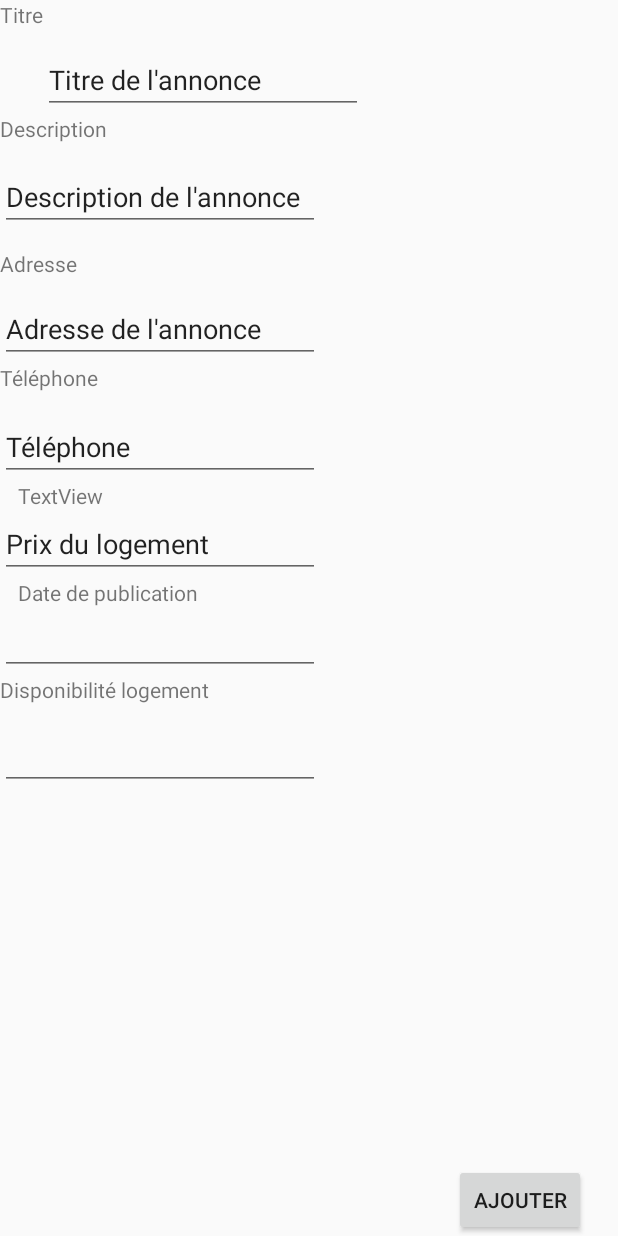
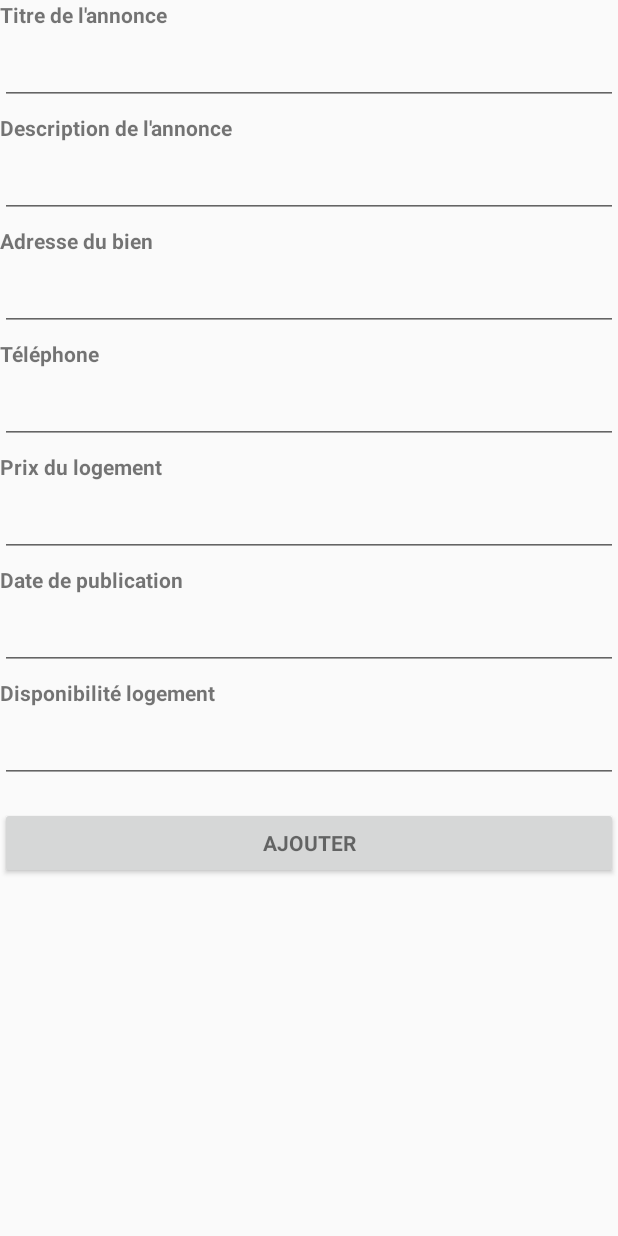
Before and after one commit to pitou35/HouseHunter, an Android app: the fragment CreateAnnoncePropFragment placed in its activity, on a phone screen of 412 x 824 dp. Run offline under Robolectric (Android 15) with nearby library versions, the phone set to English and light mode, and no system bars; our stand-ins replace Firebase (no records; nobody signed in at launch, a user with empty details on screens opened directly); libraries missing offline, so code that uses them is left out: com.firebase.geofire; 2 statements that could not run were skipped.

Commit message:
style du fragment create annonce

```diff
--- a/app/src/main/res/layout/fragment_create_annonce_prop.xml
+++ b/app/src/main/res/layout/fragment_create_annonce_prop.xml
@@ -1,106 +1,110 @@
-<RelativeLayout xmlns:android="http://schemas.android.com/apk/res/android"
+<?xml version="1.0" encoding="utf-8"?>
+    <ScrollView
+        xmlns:android="http://schemas.android.com/apk/res/android"
         xmlns:tools="http://schemas.android.com/tools"
-    android:layout_width="match_parent"
-    android:layout_height="match_parent"
+        android:id="@+id/ScrollView01"
+        android:layout_width="fill_parent"
+        android:layout_height="fill_parent"
+        android:scrollbars="vertical"
     tools:context="com.example.pitou.househunter.CreateAnnoncePropFragment">
+        <LinearLayout
+            android:layout_width="fill_parent"
+            android:orientation="vertical"
+            android:layout_height="fill_parent">
+            <!--Put form controls here-->
+            <TextView
+                android:text="Titre de l'annonce"
+                android:layout_width="wrap_content"
+                android:layout_height="wrap_content"
+                android:id="@+id/Ttitre"
+                android:textStyle="bold"/>
 
-    <!-- TODO: Update blank fragment layout -->
-
+            <EditText
+                android:id="@+id/ETitreAnnonce"
+                android:layout_width="fill_parent"
+                android:layout_height="wrap_content"
+                android:inputType="textPersonName"
+                android:layout_below="@+id/Ttitre"
+                android:layout_toEndOf="@+id/Ttitre"
+                android:layout_marginTop="5dp" />
 
             <TextView
-        android:text="Titre"
-        android:layout_width="wrap_content"
-        android:layout_height="wrap_content"
-        android:id="@+id/Ttitre" />
-
-    <EditText
-        android:layout_width="wrap_content"
-        android:layout_height="wrap_content"
-        android:inputType="textPersonName"
-        android:text="Titre de l'annonce"
-        android:ems="10"
-        android:id="@+id/ETitreAnnonce"
-        android:layout_below="@+id/Ttitre"
-        android:layout_toEndOf="@+id/Ttitre"
-        android:layout_marginTop="11dp" />
-
-    <TextView
-        android:text="Description"
+                android:text="Description de l'annonce"
                 android:layout_width="wrap_content"
                 android:layout_height="wrap_content"
                 android:id="@+id/Tdescription"
                 android:layout_alignParentStart="true"
-        android:layout_below="@+id/ETitreAnnonce" />
+                android:layout_marginTop="5dp"
+                android:layout_below="@+id/ETitreAnnonce"
+                android:textStyle="bold"/>
 
             <EditText
-        android:layout_width="wrap_content"
+                android:layout_width="fill_parent"
                 android:layout_height="wrap_content"
                 android:inputType="textPersonName"
-        android:text="Description de l'annonce"
-        android:ems="10"
                 android:id="@+id/EDescriAnnonce"
                 android:layout_below="@+id/Tdescription"
                 android:layout_alignStart="@+id/Tdescription"
-        android:layout_marginTop="13dp" />
+                android:layout_marginTop="5dp"
+                 />
+
             <TextView
-        android:text="Adresse"
+                android:text="Adresse du bien"
                 android:layout_width="wrap_content"
                 android:layout_height="wrap_content"
                 android:id="@+id/Tadresse"
-        android:layout_marginTop="12dp"
+                android:layout_marginTop="5dp"
                 android:layout_below="@+id/EDescriAnnonce"
-        android:layout_alignParentStart="true" />
+                android:layout_alignParentStart="true"
+                android:textStyle="bold"/>
 
             <EditText
-        android:layout_width="wrap_content"
+                android:layout_width="fill_parent"
                 android:layout_height="wrap_content"
                 android:inputType="textPersonName"
-        android:text="Adresse de l'annonce"
-        android:ems="10"
                 android:id="@+id/EAdressAnnonce"
-        android:layout_marginTop="11dp"
+                android:layout_marginTop="5dp"
                 android:layout_below="@+id/Tadresse"
                 />
 
 
             <TextView
-        android:text="Téléphone "
+                android:text="Téléphone"
                 android:layout_width="wrap_content"
                 android:layout_height="wrap_content"
                 android:layout_below="@+id/EAdressAnnonce"
                 android:layout_alignParentStart="true"
-        android:id="@+id/Ttel" />
+                android:layout_marginTop="5dp"
+                android:id="@+id/Ttel"
+                android:textStyle="bold"/>
 
             <EditText
-        android:layout_width="wrap_content"
+                android:layout_width="fill_parent"
                 android:layout_height="wrap_content"
                 android:inputType="textPersonName"
-        android:text="Téléphone "
-        android:ems="10"
-        android:layout_marginTop="14dp"
+                android:layout_marginTop="5dp"
                 android:id="@+id/ETelContact"
                 android:layout_below="@+id/Ttel"
                 />
 
             <TextView
-        android:text="TextView"
+                android:text="Prix du logement"
                 android:layout_width="wrap_content"
                 android:layout_height="wrap_content"
                 android:layout_below="@+id/ETelContact"
                 android:layout_alignEnd="@+id/Ttel"
-        android:id="@+id/textView2" />
+                android:layout_marginTop="5dp"
+                android:id="@+id/textView2"
+                android:textStyle="bold"/>
 
             <EditText
-        android:layout_width="wrap_content"
+                android:layout_width="fill_parent"
                 android:layout_height="wrap_content"
                 android:inputType="textPersonName"
-        android:text="Prix du logement"
-        android:ems="10"
                 android:layout_below="@+id/textView2"
                 android:layout_alignStart="@+id/ETelContact"
+                android:layout_marginTop="5dp"
                 android:id="@+id/EprixLog" />
-
-
 
             <TextView
                 android:text="Date de publication"
@@ -108,40 +112,49 @@
                 android:layout_height="wrap_content"
                 android:layout_below="@+id/EprixLog"
                 android:layout_alignStart="@+id/textView2"
-        android:id="@+id/textView3" />
+                android:layout_marginTop="5dp"
+                android:id="@+id/textView3"
+                android:textStyle="bold"/>
 
             <EditText
-        android:layout_width="wrap_content"
+                android:layout_width="fill_parent"
                 android:layout_height="wrap_content"
                 android:inputType="date"
-        android:ems="10"
                 android:layout_below="@+id/textView3"
+                android:layout_marginTop="5dp"
                 android:id="@+id/EdatePublication" />
-
-    <Button
-        android:text="Ajouter"
-        android:layout_width="wrap_content"
-        android:layout_height="wrap_content"
-        android:id="@+id/Ajouter"
-        android:layout_alignParentBottom="true"
-        android:layout_alignParentEnd="true"
-        android:layout_marginEnd="21dp" />
 
             <TextView
                 android:text="Disponibilité logement"
                 android:layout_width="wrap_content"
                 android:layout_height="wrap_content"
                 android:id="@+id/textView4"
+                android:textStyle="bold"
                 android:layout_below="@+id/EdatePublication"
+                android:layout_marginTop="5dp"
                 android:layout_alignParentStart="true" />
 
             <EditText
-        android:layout_width="wrap_content"
+                android:layout_width="fill_parent"
                 android:layout_height="wrap_content"
-        android:ems="10"
+                android:inputType="date"
                 android:id="@+id/EdisponibiliteLoge"
                 android:layout_below="@+id/textView4"
                 android:layout_alignParentStart="true"
-        android:layout_marginTop="12dp" />
+                android:layout_marginTop="5dp" />
 
-</RelativeLayout>
+            <Button
+                android:text="Ajouter"
+                android:layout_width="match_parent"
+                android:layout_height="wrap_content"
+                android:id="@+id/Ajouter"
+                style="?android:textAppearanceSmall"
+                android:layout_alignParentBottom="true"
+                android:layout_alignParentEnd="true"
+                android:textStyle="bold"
+                android:layout_marginTop="16dp"
+                 />
+
+
+        </LinearLayout>
+    </ScrollView>
```
Lines whose indentation alone changed are shown as unchanged.
